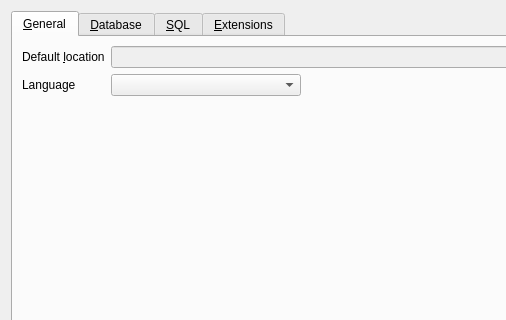
Qt form src/PreferencesDialog.ui (sqlitebrowser/sqlitebrowser) before a commit; both pictures show x 0 to 506 and y 0 to 320 of the 590 by 405 pixel window.
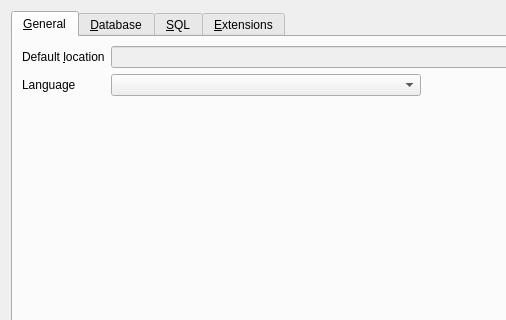
The same form after that commit. Icons and pictures are not drawn.

Commit message:
preferencesdialog: Suffix to identify system and default languages
Also, move the selected language to the top of the language
combo box.

What changed in the file:
```diff
--- a/src/PreferencesDialog.ui
+++ b/src/PreferencesDialog.ui
@@ -86,7 +86,7 @@
           <enum>QComboBox::AdjustToMinimumContentsLength</enum>
          </property>
          <property name="minimumContentsLength">
-          <number>20</number>
+          <number>35</number>
          </property>
         </widget>
        </item>
```
Left out of the diff: 2 changed lines with no effect on the pictures. The commit also changes 1 other file.
